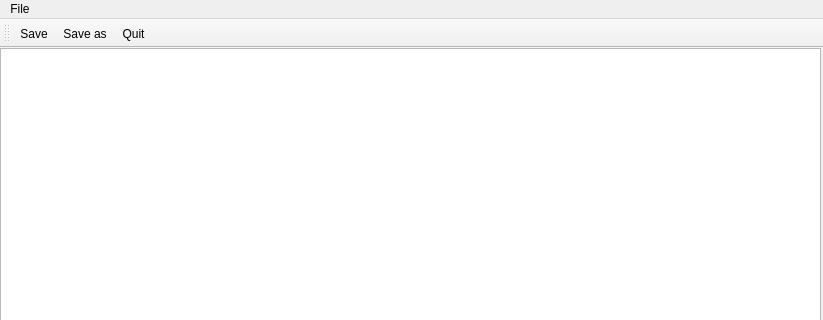
First picture: the form in Notepad/text_editor.ui, repository romik2512/Notepad--, before the edit; both pictures show x 0 to 823 and y 0 to 320 of the 823 by 519 pixel window.
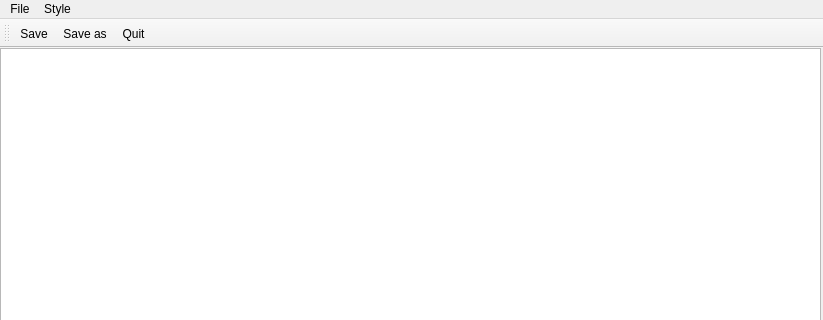
Second picture: the form after the edit. Icons and pictures are not drawn.

```diff
--- a/Notepad/text_editor.ui
+++ b/Notepad/text_editor.ui
@@ -46,7 +46,16 @@
     <addaction name="separator"/>
     <addaction name="actionQuit"/>
    </widget>
+   <widget class="QMenu" name="menuStyle">
+    <property name="title">
+     <string>Style</string>
+    </property>
+    <addaction name="Font"/>
+    <addaction name="FontColour"/>
+    <addaction name="BackgroundColour"/>
+   </widget>
    <addaction name="menuFile"/>
+   <addaction name="menuStyle"/>
   </widget>
   <widget class="QToolBar" name="mainToolBar">
    <attribute name="toolBarArea">
```
Left out of the diff: 15 changed lines with no effect on the pictures.
